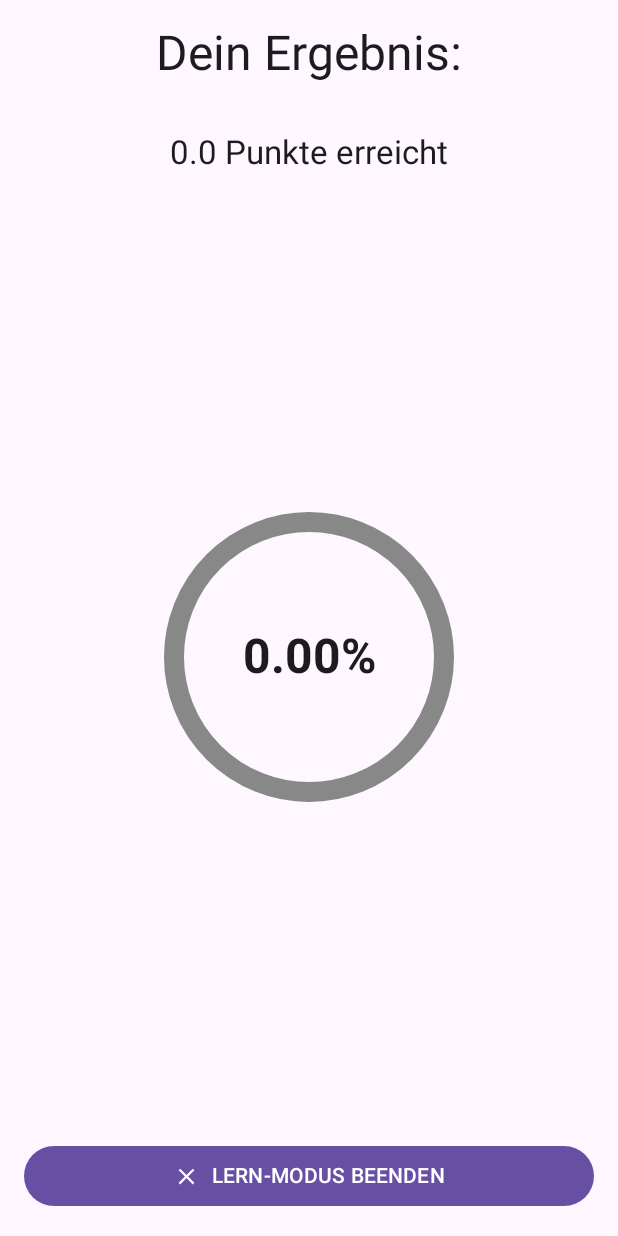
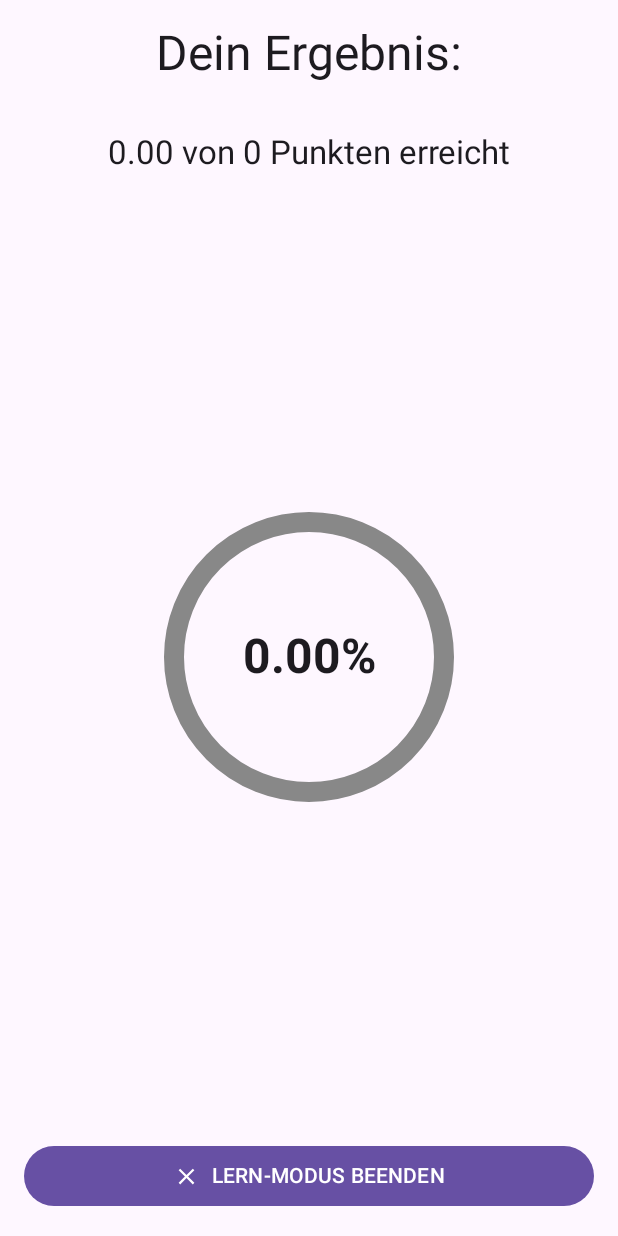
Before and after one commit to ann-russo/PhysioQuest, an Android app built with Jetpack Compose: the composable ResultsScreen shown on its own in the app's theme, on a phone screen of 412 x 824 dp. Run offline under Robolectric (Android 15) with nearby library versions, the phone set to English and light mode, and no system bars.

Commit message:
Send total points to Result Screen and display them

```diff
--- a/app/src/main/java/com/example/physioquest/PhysioQuestApp.kt
+++ b/app/src/main/java/com/example/physioquest/PhysioQuestApp.kt
@@ -281,7 +281,7 @@ fun NavGraphBuilder.physioQuestGraph(appState: PhysioQuestAppState) {
         LernmodusRoute(
             onQuizComplete = { result ->
                 appState
-                    .navigate("ResultsScreen/${result.scorePoints}/${result.scorePercent}") },
+                    .navigate("ResultsScreen/${result.scorePoints}/${result.scorePercent}/${result.totalPoints}") },
             openScreen = { route -> appState.navigate(route) },
             onNavUp = { appState.popUp() },
         )
@@ -337,7 +337,8 @@ fun NavGraphBuilder.physioQuestGraph(appState: PhysioQuestAppState) {
         val result = it.arguments?.let { bundle ->
             val points = bundle.getString("points")?.toDoubleOrNull() ?: 0.0
             val percentage = bundle.getString("percentage")?.toDoubleOrNull() ?: 0.0
-            QuizResult(points, percentage)
+            val total = bundle.getString("total")?.toIntOrNull() ?: 0
+            QuizResult(points, percentage, total)
         }
         ResultsScreen(
             result = result ?: QuizResult(),
--- a/app/src/main/java/com/example/physioquest/PhysioQuestRoutes.kt
+++ b/app/src/main/java/com/example/physioquest/PhysioQuestRoutes.kt
@@ -10,6 +10,6 @@ const val LEADERBOARD_SCREEN = "LeaderboardScreen"
 const val ACCOUNT_ROUTE = "AccountRoute"
 
 const val LERNMODUS_ROUTE = "LernmodusRoute"
-const val LERNMODUS_RESULTS = "ResultsScreen/{points}/{percentage}"
+const val LERNMODUS_RESULTS = "ResultsScreen/{points}/{percentage}/{total}"
 
 const val DUELLMODUS_ROUTE = "DuellmodusRoute"
--- a/app/src/main/java/com/example/physioquest/model/QuizResult.kt
+++ b/app/src/main/java/com/example/physioquest/model/QuizResult.kt
@@ -3,5 +3,6 @@ package com.example.physioquest.model
 
 class QuizResult(
     var scorePoints: Double = 0.0,
-    var scorePercent: Double = 0.0
+    var scorePercent: Double = 0.0,
+    var totalPoints: Int = 0
 )
--- a/app/src/main/java/com/example/physioquest/screens/lernmodus/LernmodusViewModel.kt
+++ b/app/src/main/java/com/example/physioquest/screens/lernmodus/LernmodusViewModel.kt
@@ -187,6 +187,7 @@ class LernmodusViewModel @Inject constructor(
         val quizResult = QuizResult()
         quizResult.scorePoints = _result.value
         quizResult.scorePercent = (_result.value / questions.size) * 100
+        quizResult.totalPoints = questions.size
         Log.d("getQuizResult", "result points: ${quizResult.scorePoints}")
         Log.d("getQuizResult", "result percent: ${quizResult.scorePercent}")
         return quizResult
--- a/app/src/main/java/com/example/physioquest/screens/lernmodus/ResultsScreen.kt
+++ b/app/src/main/java/com/example/physioquest/screens/lernmodus/ResultsScreen.kt
@@ -42,7 +42,11 @@ fun ResultsScreen(
     result: QuizResult,
     openScreen: (String) -> Unit
 ) {
-    val progress = result.scorePercent.toFloat()
+    val points = String.format("%.2f", result.scorePoints)
+    val percent = String.format("%.2f", result.scorePercent)
+    val total = result.totalPoints
+
+    val progress = percent.toFloat()
     val angle = remember { Animatable(0f) }
 
     LaunchedEffect(progress) {
@@ -50,7 +54,7 @@ fun ResultsScreen(
             targetValue = progress,
             animationSpec = spring(
                 dampingRatio = Spring.DampingRatioNoBouncy,
-                stiffness = Spring.StiffnessLow
+                stiffness = Spring.StiffnessVeryLow
             )
         )
     }
@@ -70,7 +74,7 @@ fun ResultsScreen(
                 .padding(vertical = 16.dp)
         )
         Text(
-            text = "${result.scorePoints} Punkte erreicht",
+            text = "$points von $total Punkten erreicht",
             style = MaterialTheme.typography.titleLarge,
             modifier = Modifier
                 .wrapContentWidth()
@@ -121,7 +125,7 @@ fun MedalBadge(angle: Float) {
             )
 
             drawArc(
-                color = Color.Green,
+                color = Color(0xff9cd67d),
                 startAngle = -90f,
                 sweepAngle = sweepAngle,
                 useCenter = false,
```
